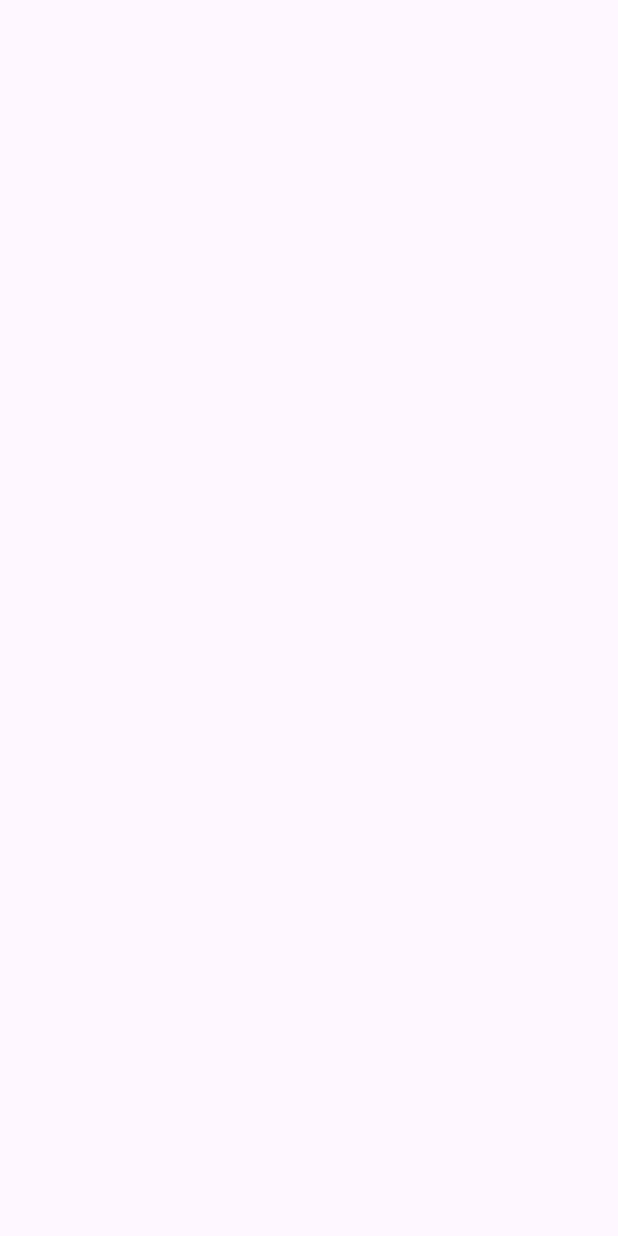
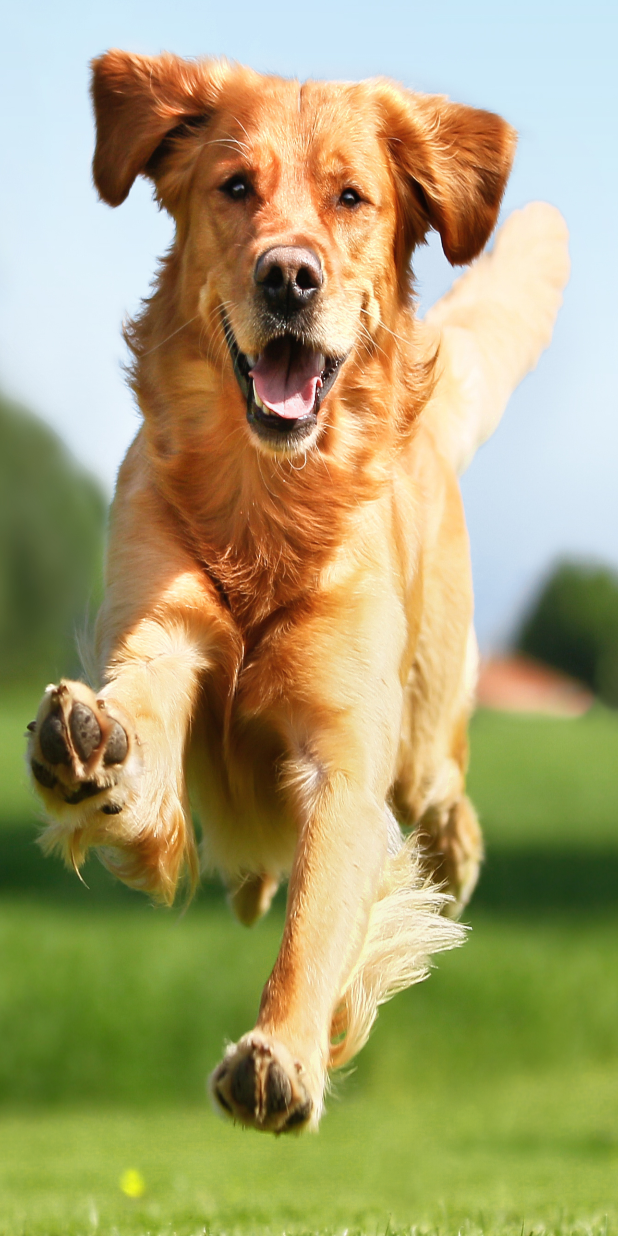
Before and after one commit to SimonValentino/FurbabyPetCareApp, an Android app: the screen it shows after launch (MainActivity), on a phone screen of 412 x 824 dp. Before the commit the screen is empty. Run offline under Robolectric (Android 15) with nearby library versions, the phone set to English and light mode, and no system bars.

Commit message:
Added loginBG

```diff
--- a/app/src/main/res/layout/activity_main.xml
+++ b/app/src/main/res/layout/activity_main.xml
@@ -4,4 +4,5 @@
     xmlns:tools="http://schemas.android.com/tools"
     android:layout_width="match_parent"
     android:layout_height="match_parent"
+    android:background="@drawable/loginBG"
     tools:context=".MainActivity"/>
```
Also changed, not shown: app/src/main/res/drawable/loginBG.png.
